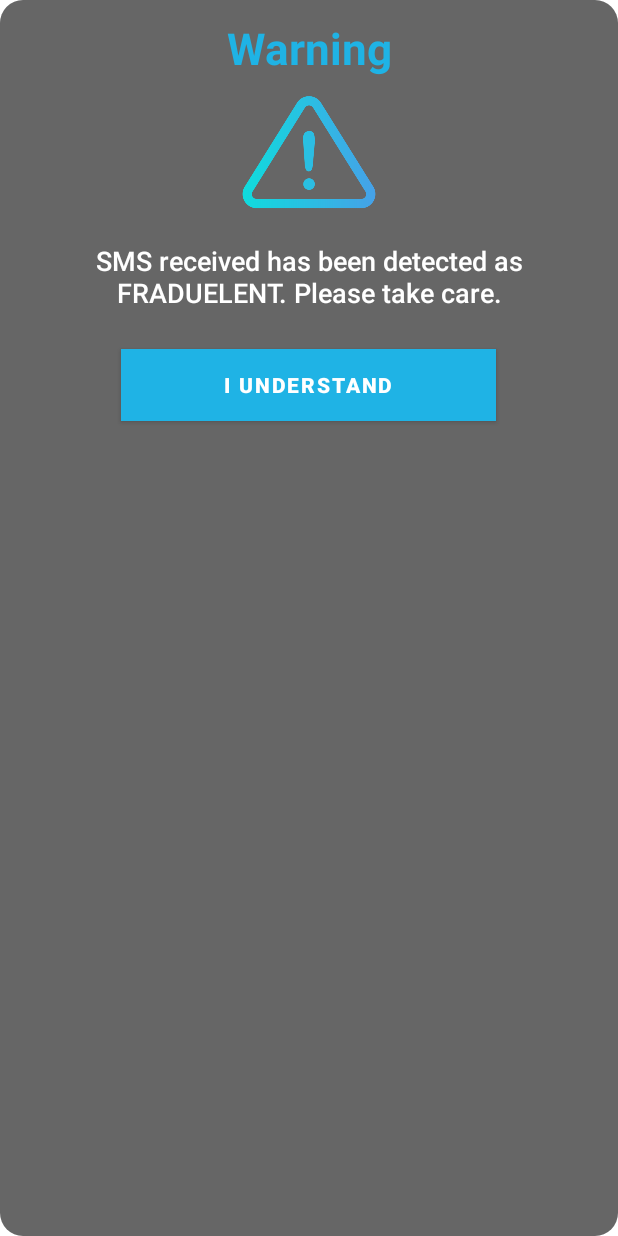
After one commit to code-Adrian/Anti-Spam, an Android app: the layout warning_overlay.xml on its own in the app's theme, with its tools: preview values and no code run, on a phone screen of 412 x 824 dp. The commit adds this screen. Run offline under Robolectric (Android 15) with nearby library versions, the phone set to English and light mode, and no system bars.

Commit message:
SMS Warning Overlay + Service - Added Broadcast receiver (SmsReceiver.class) to handle incoming SMS messages & detect fraduelent words or regexes saved from localstorage. - Added OverlayDisplayer.kt to handle the display of warning layout & action to acknowledge the warning by the end-user. - Added OverlayService.kt to start the OverlayDisplayer.kt (Required as service to display overlay when application is not being used by user)

```diff
--- /dev/null
+++ b/app/src/main/res/drawable/overlay_background.xml
@@ -0,0 +1,13 @@
+<?xml version="1.0" encoding="utf-8"?>
+<shape xmlns:android="http://schemas.android.com/apk/res/android">
+
+    <solid
+        android:color="#99000000"/>
+    <corners
+        android:radius="15dp" />
+    <padding
+        android:left="10dp"
+        android:top="10dp"
+        android:right="10dp"
+        android:bottom="10dp" />
+</shape>
--- /dev/null
+++ b/app/src/main/res/layout/warning_overlay.xml
@@ -0,0 +1,77 @@
+<?xml version="1.0" encoding="utf-8"?>
+<androidx.constraintlayout.widget.ConstraintLayout xmlns:android="http://schemas.android.com/apk/res/android"
+    xmlns:app="http://schemas.android.com/apk/res-auto"
+    xmlns:tools="http://schemas.android.com/tools"
+    android:layout_width="match_parent"
+    android:layout_height="match_parent"
+    android:background="@drawable/overlay_background"
+    android:gravity="center"
+    android:minWidth="450dp"
+    android:minHeight="900dp"
+    >
+
+
+    <TextView
+        android:id="@+id/header"
+        android:layout_width="wrap_content"
+        android:layout_height="wrap_content"
+        android:layout_alignParentStart="true"
+        android:layout_alignParentTop="true"
+        android:layout_gravity="center_horizontal"
+        android:gravity="center_horizontal"
+        android:textStyle="bold"
+        android:paddingTop="2dp"
+        android:text="Warning"
+        android:textColor="@color/blueish"
+        android:textSize="29sp"
+
+        app:layout_constraintEnd_toEndOf="parent"
+        app:layout_constraintStart_toStartOf="parent"
+        app:layout_constraintTop_toTopOf="parent" />
+
+    <ImageView
+        android:id="@+id/imageView2"
+        android:layout_width="100dp"
+        android:layout_height="100dp"
+        android:background="@drawable/warning"
+        app:layout_constraintEnd_toEndOf="parent"
+        app:layout_constraintStart_toStartOf="parent"
+        app:layout_constraintTop_toBottomOf="@+id/header">
+
+
+    </ImageView>
+
+    <TextView
+        android:id="@+id/warning_message"
+        android:layout_width="wrap_content"
+        android:layout_height="wrap_content"
+        android:layout_marginTop="10dp"
+        android:text="SMS received has been detected as FRADUELENT. Please take care."
+        style="@android:style/TextAppearance.DeviceDefault.Medium"
+        android:textAlignment="center"
+        android:textColor="@color/whiteTransparency"
+        android:textSize="18dp"
+        app:layout_constraintEnd_toEndOf="parent"
+        app:layout_constraintHorizontal_bias="0.496"
+        app:layout_constraintStart_toStartOf="parent"
+        app:layout_constraintTop_toBottomOf="@+id/imageView2" />
+
+    <Button
+        android:id="@+id/close_overlay"
+        android:layout_width="wrap_content"
+        android:layout_height="wrap_content"
+        android:layout_marginTop="25dp"
+        android:width="250dp"
+        android:textStyle="bold"
+        android:background="@color/blueish"
+        android:text="I UNDERSTAND"
+        android:textColor="@color/white"
+        app:layout_constraintEnd_toEndOf="parent"
+        app:layout_constraintHorizontal_bias="0.497"
+        app:layout_constraintStart_toStartOf="parent"
+        app:layout_constraintTop_toBottomOf="@+id/warning_message">
+
+    </Button>
+
+
+</androidx.constraintlayout.widget.ConstraintLayout>
--- a/app/src/main/res/values/colors.xml
+++ b/app/src/main/res/values/colors.xml
@@ -9,4 +9,5 @@
     <color name="white">#FFFFFFFF</color>
     <color name="blueish">#1FB3E5</color>
     <color name="blueish2">#0e63eb</color>
+    <color name="whiteTransparency">#FFFFFF</color>
 </resources>
```
Also changed, not shown: app/src/main/AndroidManifest.xml (+12 -0 lines), app/src/main/java/com/ab/anti_spam/smswarning/OverlayDisplayer.kt (added, +51 -0 lines), app/src/main/java/com/ab/anti_spam/smswarning/OverlayService.kt (added, +19 -0 lines), app/src/main/java/com/ab/anti_spam/smswarning/SmsReceiver.java (added, +82 -0 lines), app/src/main/java/com/ab/anti_spam/ui/callblacklist/Callblacklist.kt (+3 -4 lines), app/src/main/java/com/ab/anti_spam/ui/smsblacklist/Smsblacklist.kt (+3 -7 lines), app/src/main/res/drawable/warning.png (added).
